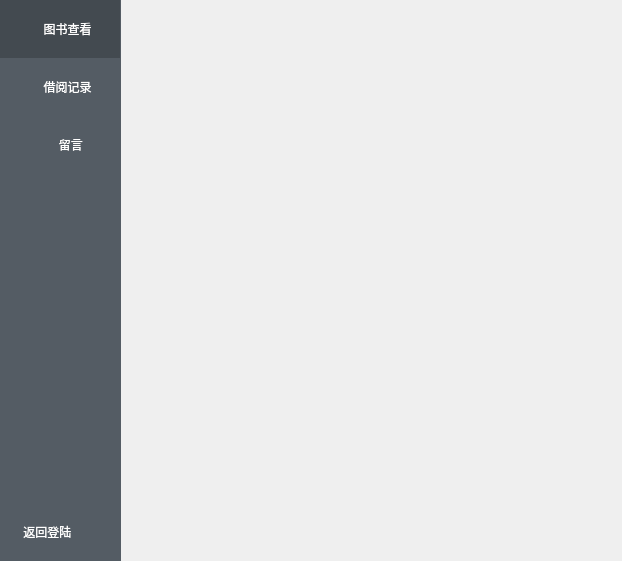
Before: the Qt Designer form bookmgr/cell/dlg_user.ui in ZF-Xie/book-manager, drawn with Qt 5.
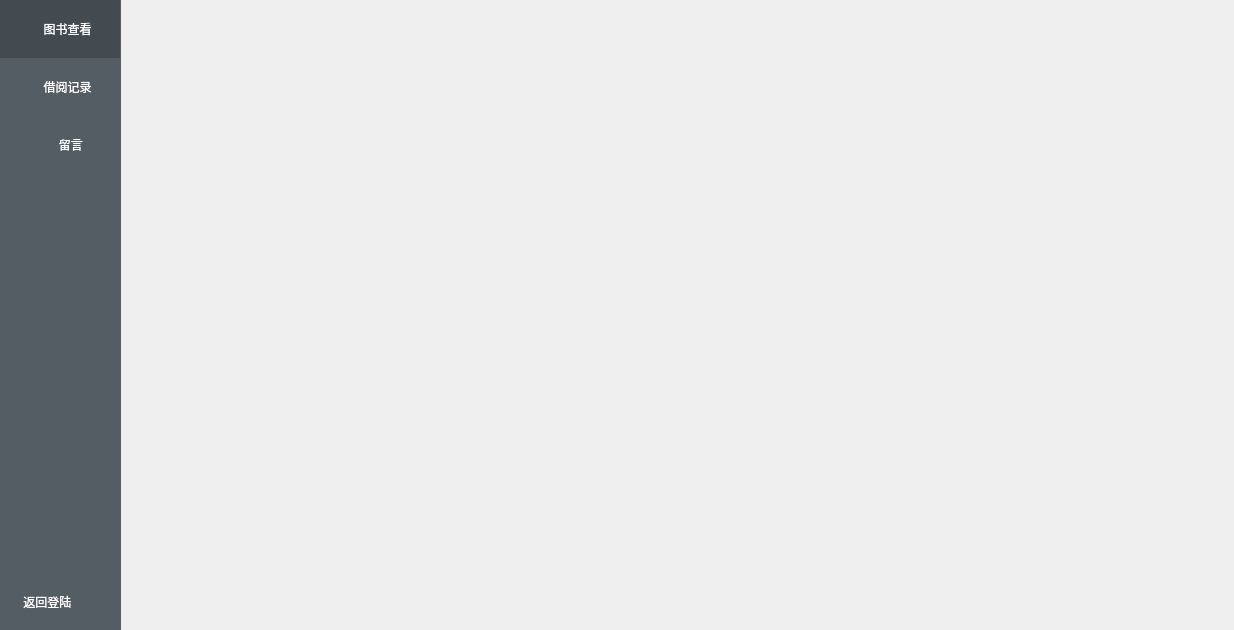
After: the same form once the commit is applied. Icons and pictures are not drawn.

Patch:
```diff
--- a/bookmgr/cell/dlg_user.ui
+++ b/bookmgr/cell/dlg_user.ui
@@ -6,8 +6,8 @@
    <rect>
     <x>0</x>
     <y>0</y>
-    <width>622</width>
-    <height>561</height>
+    <width>1234</width>
+    <height>630</height>
    </rect>
   </property>
   <property name="windowTitle">
@@ -24,8 +24,8 @@
     <rect>
      <x>120</x>
      <y>0</y>
-     <width>501</width>
-     <height>561</height>
+     <width>1181</width>
+     <height>631</height>
     </rect>
    </property>
    <property name="maximumSize">
@@ -41,7 +41,7 @@
      <x>0</x>
      <y>0</y>
      <width>121</width>
-     <height>561</height>
+     <height>631</height>
     </rect>
    </property>
    <property name="minimumSize">
```
